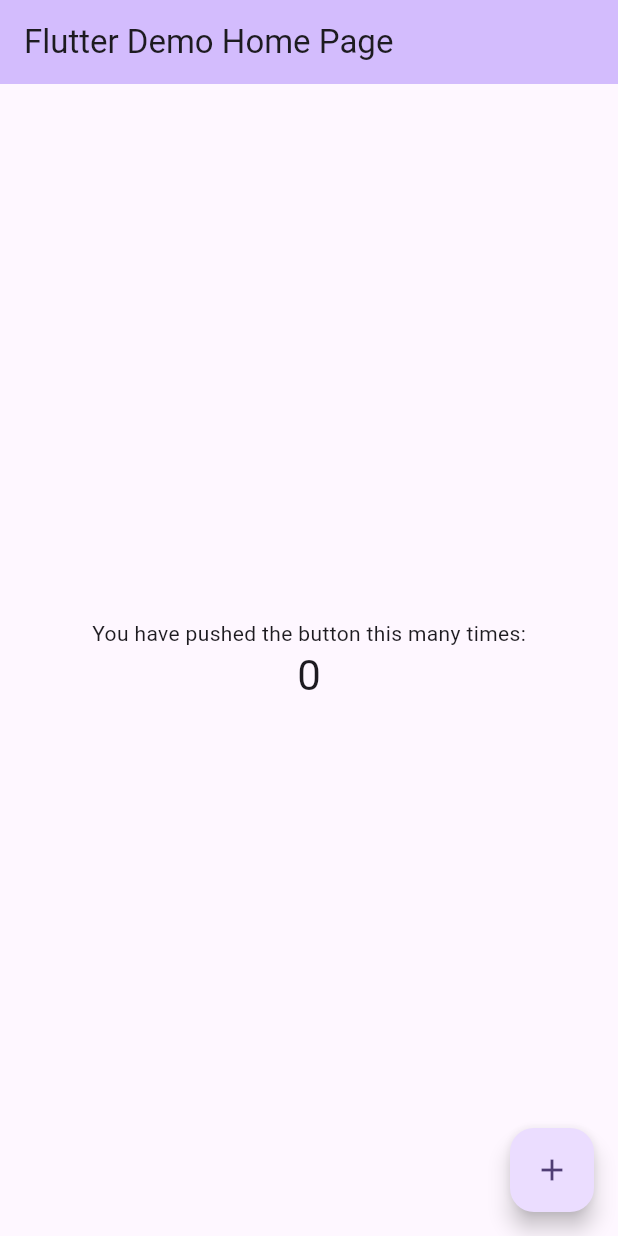
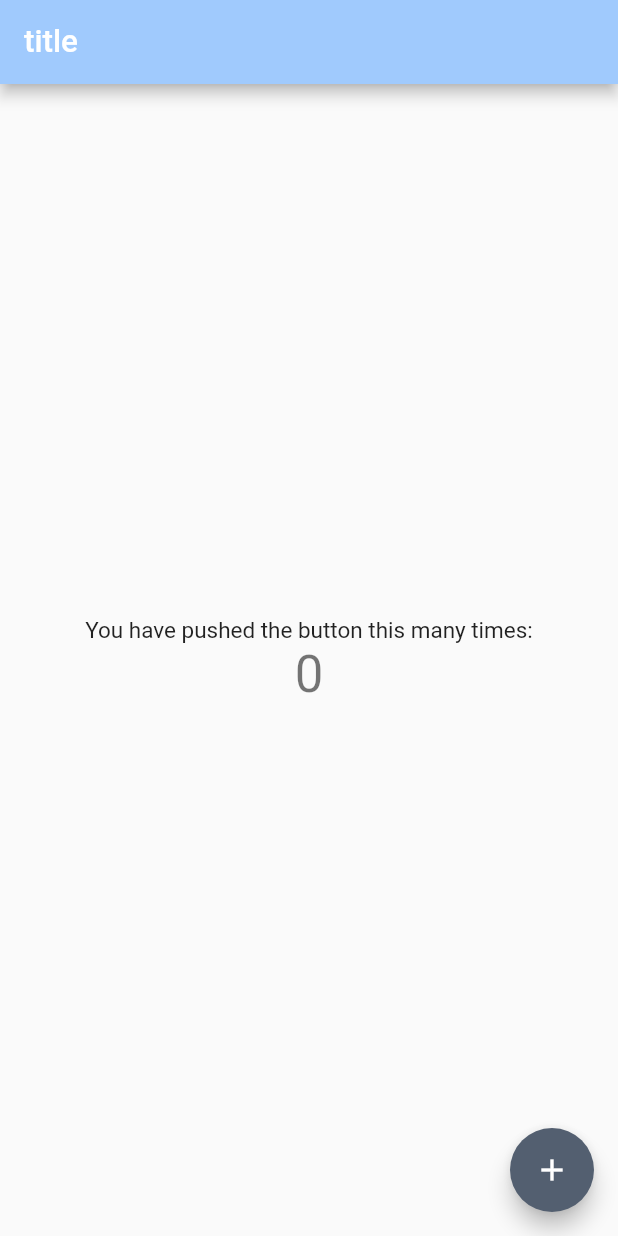
Before and after one commit to halfmoon-mind/flutter_template, a Flutter app: the screen it shows after launch, on a phone screen of 412 x 824 dp. Run offline on Flutter 3.47's test engine with Material 2 defaults, Android fonts, the phone set to English and light mode, and no system bars; our stand-ins replace get; Roboto replaces fonts that are missing (pretendard).

Commit message:
feat: remove comments

```diff
--- a/lib/main.dart
+++ b/lib/main.dart
@@ -1,4 +1,7 @@
 import 'package:flutter/material.dart';
+import 'package:get/get.dart';
+import 'package:flutter_localizations/flutter_localizations.dart';
+import 'package:exampleproject/styles/styles.dart';
 
 void main() {
   runApp(const MyApp());
@@ -7,24 +10,38 @@ void main() {
 class MyApp extends StatelessWidget {
   const MyApp({super.key});
 
-  // This widget is the root of your application.
   @override
   Widget build(BuildContext context) {
-    return MaterialApp(
-      title: 'Flutter Demo',
+    return GetMaterialApp(
+      builder: (context, child) => MediaQuery(
+        data: MediaQuery.of(context).copyWith(
+          textScaleFactor: 1.0,
+        ),
+        child: child!,
+      ),
+      home: const MyHomePage(),
+      localizationsDelegates: const [
+        GlobalMaterialLocalizations.delegate,
+        GlobalCupertinoLocalizations.delegate,
+      ],
+      supportedLocales: const [Locale('ko', 'KR')],
+      initialBinding: BindingsBuilder(() {
+        //init binding with Get.put()
+      }),
       theme: ThemeData(
-        colorScheme: ColorScheme.fromSeed(seedColor: Colors.deepPurple),
-        useMaterial3: true,
+        colorScheme: ColorScheme.fromSeed(
+          brightness: Brightness.light,
+          seedColor: ColorSystem.primary,
+          primary: ColorSystem.primary,
+        ),
+        fontFamily: 'pretendard',
       ),
-      home: const MyHomePage(title: 'Flutter Demo Home Page'),
     );
   }
 }
 
 class MyHomePage extends StatefulWidget {
-  const MyHomePage({super.key, required this.title});
-
-  final String title;
+  const MyHomePage({super.key});
 
   @override
   State<MyHomePage> createState() => _MyHomePageState();
@@ -44,7 +61,7 @@ class _MyHomePageState extends State<MyHomePage> {
     return Scaffold(
       appBar: AppBar(
         backgroundColor: Theme.of(context).colorScheme.inversePrimary,
-        title: Text(widget.title),
+        title: const Text("title"),
       ),
       body: Center(
         child: Column(
```
